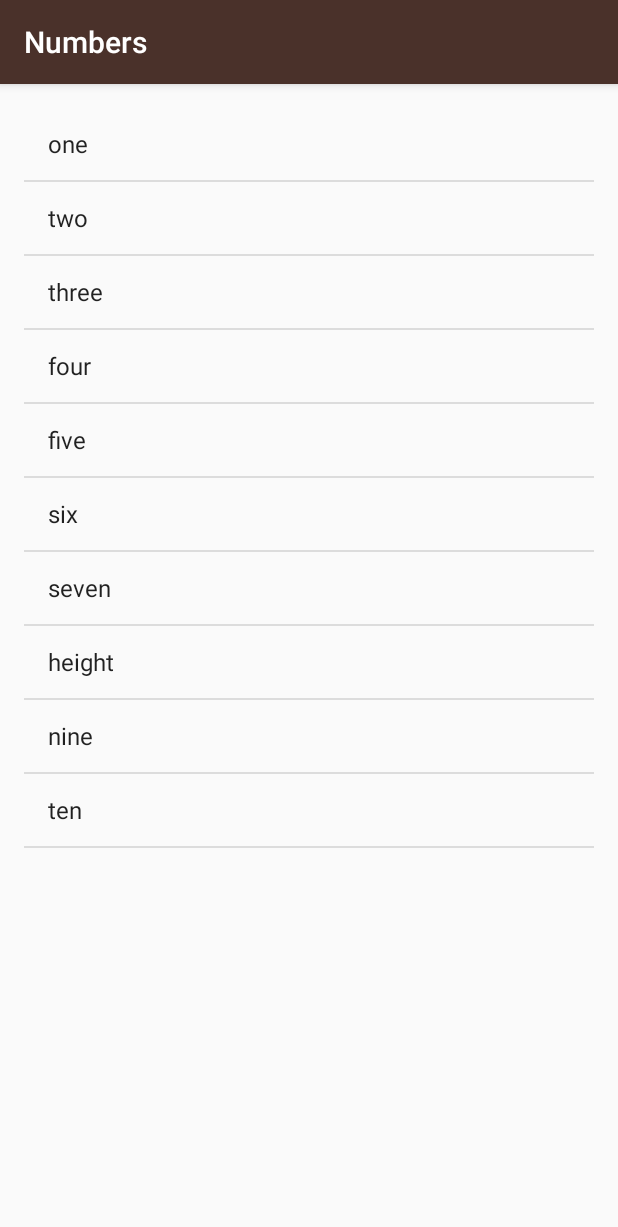
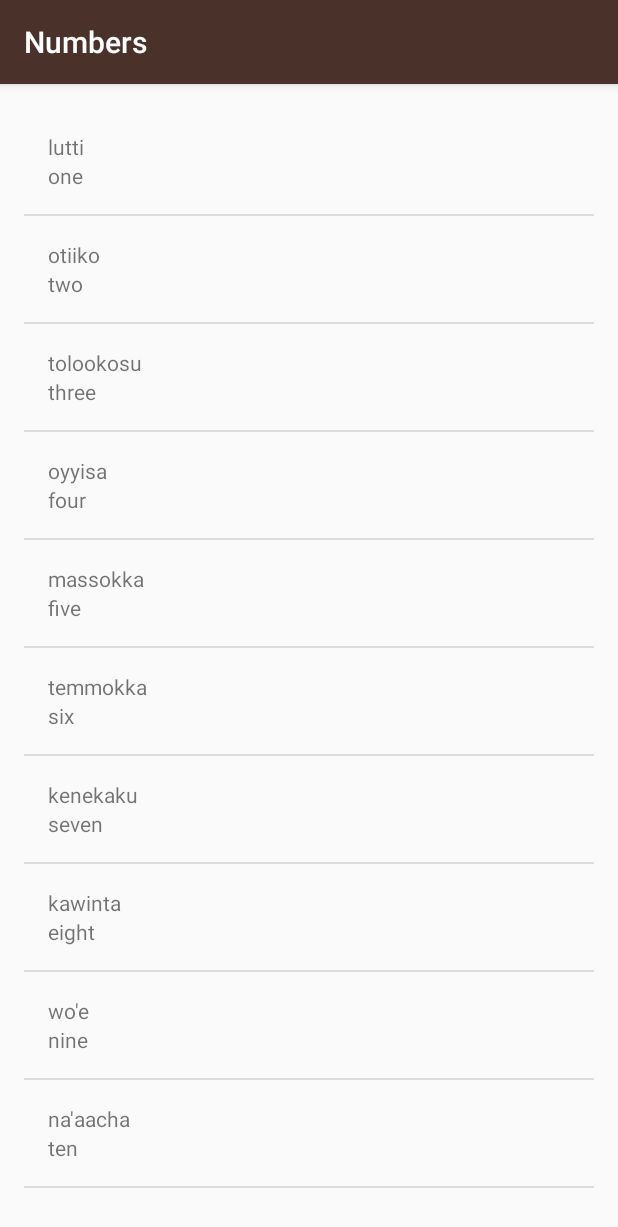
Before and after one commit to kboul/MiwokApp, an Android app: the NumbersActivity screen opened directly, with no data from a screen before it, on a phone screen of 412 x 824 dp. Shown: the top 1227 px of the screen. Run offline under Robolectric (Android 15) with nearby library versions, the light colour scheme and no system bars.

Commit message:
Display English & Miwok words for Numbers Activity

```diff
--- a/app/src/main/java/com/example/android/miwok/NumbersActivity.java
+++ b/app/src/main/java/com/example/android/miwok/NumbersActivity.java
@@ -19,25 +19,26 @@
         super.onCreate(savedInstanceState);
         setContentView(R.layout.activity_numbers);
 
-        ArrayList<String> words = new ArrayList<String>();
-        words.add("one");
-        words.add("two");
-        words.add("three");
-        words.add("four");
-        words.add("five");
-        words.add("six");
-        words.add("seven");
-        words.add("height");
-        words.add("nine");
-        words.add("ten");
+        ArrayList<Word> words = new ArrayList<Word>();
+
+        words.add(new Word("one","lutti"));
+        words.add(new Word("two","otiiko"));
+        words.add(new Word("three","tolookosu"));
+        words.add(new Word("four","oyyisa"));
+        words.add(new Word("five","massokka"));
+        words.add(new Word("six","temmokka"));
+        words.add(new Word("seven","kenekaku"));
+        words.add(new Word("eight","kawinta"));
+        words.add(new Word("nine","wo'e"));
+        words.add(new Word("ten","na'aacha"));
 
         // Create an {@link ArrayAdapter}, whose data source is a list of Strings
-        ArrayAdapter<String> itemsAdapter = new ArrayAdapter<String>(this, android.R.layout.simple_list_item_1, words);
+        WordAdapter adapter = new WordAdapter(this, words);
 
         // Find the {@link ListView} object in the view hierarchy of the {@link Activity}.
         ListView listView = (ListView) findViewById(R.id.list);
 
         // Make the {@link ListView} use the {@link ArrayAdapter} we created above
-        listView.setAdapter(itemsAdapter);
+        listView.setAdapter(adapter);
     }
 }
--- /dev/null
+++ b/app/src/main/java/com/example/android/miwok/Word.java
@@ -0,0 +1,35 @@
+package com.example.android.miwok;
+
+/**
+ * {@link Word} represents a vocabulary word that the user wants to learn.
+ * It contains a default translation and a Miwok translation for that word.
+ */
+
+public class Word {
+
+    //Default translation for the word
+    private String mDeafaultTranslation;
+
+    //Miwok translation for the word
+    private String mMiwokTranslation;
+
+    //Constructor which takes in two string parameters
+    public Word(String defaultTranslation, String miwokTranslation){
+        mDeafaultTranslation = defaultTranslation;
+        mMiwokTranslation = miwokTranslation;
+    }
+
+    /**
+     * Get the default translation of the word
+     */
+    public String getDefaultTranslation(){
+        return mDeafaultTranslation;
+    }
+
+    /**
+     * Get the Miwok translation of the word
+     */
+    public String getMiwokTranslation(){
+        return mMiwokTranslation;
+    }
+}
--- /dev/null
+++ b/app/src/main/java/com/example/android/miwok/WordAdapter.java
@@ -0,0 +1,49 @@
+package com.example.android.miwok;
+
+import android.app.Activity;
+import android.support.annotation.NonNull;
+import android.support.annotation.Nullable;
+import android.view.LayoutInflater;
+import android.view.View;
+import android.view.ViewGroup;
+import android.widget.ArrayAdapter;
+import android.widget.ImageView;
+import android.widget.TextView;
+
+import java.util.ArrayList;
+
+public class WordAdapter extends ArrayAdapter<Word> {
+
+    public WordAdapter(Activity context, ArrayList<Word> words) {
+        // Here, we initialize the ArrayAdapter's internal storage for the context and the list.
+        // the second argument is used when the ArrayAdapter is populating a single TextView.
+        // Because this is a custom adapter for two TextViews and an ImageView, the adapter is not
+        // going to use this second argument, so it can be any value. Here, we used 0.
+        super(context, 0, words);
+    }
+
+    @Override
+    public View getView(int position, View convertView, ViewGroup parent) {
+        // Check if the existing view is being reused, otherwise inflate the view
+        View listItemView = convertView;
+        if(listItemView == null) {
+            listItemView = LayoutInflater.from(getContext()).inflate(
+                    R.layout.list_item, parent, false);
+        }
+
+        // Get the {@link AndroidFlavor} object located at this position in the list
+        Word currentWord = getItem(position);
+
+        // Find the TextView in the list_item.xml layout with the ID version_name
+        TextView miwokTextView = (TextView) listItemView.findViewById(R.id.miwok_text_view);
+        miwokTextView.setText(currentWord.getMiwokTranslation());
+
+        // Find the TextView in the list_item.xml layout with the ID version_number
+        TextView defaultTextView = (TextView) listItemView.findViewById(R.id.default_text_view);
+        defaultTextView.setText(currentWord.getDefaultTranslation());
+
+        // Return the whole list item layout (containing 2 TextViews and an ImageView)
+        // so that it can be shown in the ListView
+        return listItemView;
+    }
+}
--- /dev/null
+++ b/app/src/main/res/layout/list_item.xml
@@ -0,0 +1,21 @@
+<?xml version="1.0" encoding="utf-8"?>
+<LinearLayout xmlns:android="http://schemas.android.com/apk/res/android"
+    xmlns:tools="http://schemas.android.com/tools"
+    android:layout_width="match_parent"
+    android:layout_height="match_parent"
+    android:orientation="vertical"
+    android:padding="16dp">
+
+    <TextView
+        android:id="@+id/miwok_text_view"
+        android:layout_width="match_parent"
+        android:layout_height="wrap_content"
+        tools:text="lutti" />
+
+    <TextView
+        android:id="@+id/default_text_view"
+        android:layout_width="match_parent"
+        android:layout_height="wrap_content"
+        tools:text="one" />
+
+</LinearLayout>
```
